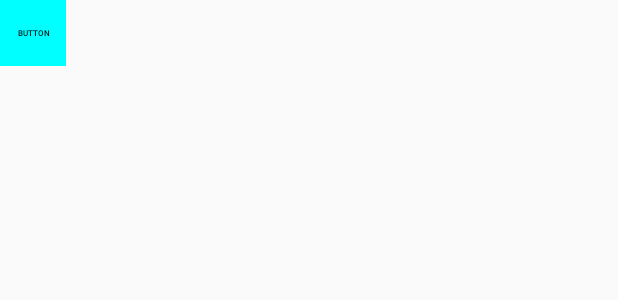
After one commit to kk-22/MyPlatform, an Android app: the layout overlay_front_button.xml on its own in the app's theme, with its tools: preview values and no code run, on a phone screen of 412 x 824 dp. The commit adds this screen. Shown: the top 300 px of the screen. Run offline under Robolectric (Android 15) with nearby library versions, the phone set to English and light mode, and no system bars.

Commit message:
Use xml of front button for button size

```diff
--- /dev/null
+++ b/app/src/main/res/layout/overlay_front_button.xml
@@ -0,0 +1,15 @@
+<?xml version="1.0" encoding="utf-8"?>
+<LinearLayout xmlns:android="http://schemas.android.com/apk/res/android"
+              android:orientation="vertical"
+              android:layout_width="44dp"
+              android:layout_height="44dp">
+
+    <Button
+        android:layout_width="match_parent"
+        android:layout_height="match_parent"
+        android:background="#00ffff"
+        android:textColor="#000000"
+        android:textSize="5dp"
+        android:text="Button"
+        android:id="@+id/button"/>
+</LinearLayout>
```
Also changed, not shown: app/src/main/java/jp/co/my/myplatform/service/view/PLFrontButtonView.java (+11 -18 lines).
